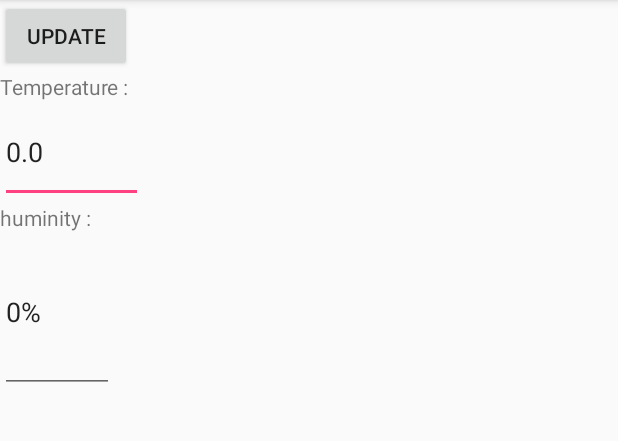
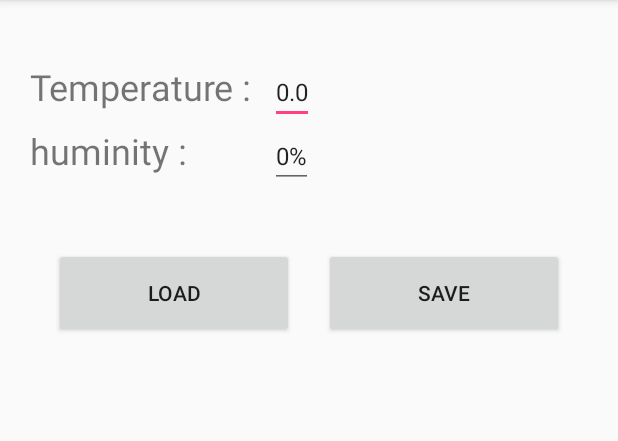
Before and after one commit to JeonSeongBae/LoRaWAN, an Android app: the screen it shows after launch (MainActivity), on a phone screen of 412 x 824 dp, the part 84-525 px from its top. Run offline under Robolectric (Android 15) with nearby library versions, the phone set to English and light mode, and no system bars; our stand-ins replace Firebase (no records; nobody signed in at launch, a user with empty details on screens opened directly); 3 statements that could not run were skipped.

Commit message:
make prototype application

```diff
--- a/Application/app/src/main/java/kaiser/myapplication/MainActivity.java
+++ b/Application/app/src/main/java/kaiser/myapplication/MainActivity.java
@@ -20,9 +20,9 @@ public class MainActivity extends AppCompatActivity {
     FirebaseDatabase firebaseDatabase;
     DatabaseReference databaseReference;
     Context mContext;
-    EditText temperature;
-    EditText huminity;
-    Button update;
+    EditText et_temperature;
+    EditText et_huminity;
+    Button btn_load;
     @Override
     protected void onCreate(Bundle savedInstanceState) {
         super.onCreate(savedInstanceState);
@@ -30,19 +30,32 @@ public class MainActivity extends AppCompatActivity {
         firebaseDatabase = FirebaseDatabase.getInstance();
         databaseReference = firebaseDatabase.getReference();
         mContext = this;
-        temperature = findViewById(R.id.temperature);
-        huminity = findViewById(R.id.huminity);
-        update = findViewById(R.id.updateButton);
+        et_temperature = findViewById(R.id.et_temperature);
+        et_huminity = findViewById(R.id.et_huminity);
+        btn_load = findViewById(R.id.btn_load);
+        databaseReference.child("users").child("name").addValueEventListener(new ValueEventListener() {
+            @Override
+            public void onDataChange(DataSnapshot dataSnapshot) {
+                HashMap<String, Double> name = (HashMap<String, Double>) dataSnapshot.getValue();
+                et_temperature.setText(String.valueOf(name.get("temperature"))+"°F");
+                et_huminity.setText(String.valueOf(name.get("huminity"))+"%");
+                Toast.makeText(mContext, String.valueOf(name.get("temperature"))+"\n"+String.valueOf(name.get("huminity")), Toast.LENGTH_LONG).show();
+            }
 
-        update.setOnClickListener(new View.OnClickListener() {
+            @Override
+            public void onCancelled(DatabaseError databaseError) {
+
+            }
+        });
+        btn_load.setOnClickListener(new View.OnClickListener() {
             @Override
             public void onClick(View v) {
                 databaseReference.child("users").child("name").addListenerForSingleValueEvent(new ValueEventListener() {
                     @Override
                     public void onDataChange(DataSnapshot dataSnapshot) {
                         HashMap<String, Double> name = (HashMap<String, Double>) dataSnapshot.getValue();
-                        temperature.setText(String.valueOf(name.get("temperature")));
-                        huminity.setText(String.valueOf(name.get("huminity")));
+                        et_temperature.setText(String.valueOf(name.get("temperature"))+"°F");
+                        et_huminity.setText(String.valueOf(name.get("huminity"))+"%");
                         Toast.makeText(mContext, String.valueOf(name.get("temperature"))+"\n"+String.valueOf(name.get("huminity")), Toast.LENGTH_LONG).show();
                     }
 
--- a/Application/app/src/main/res/layout/activity_main.xml
+++ b/Application/app/src/main/res/layout/activity_main.xml
@@ -3,46 +3,78 @@
     xmlns:app="http://schemas.android.com/apk/res-auto"
     xmlns:tools="http://schemas.android.com/tools"
     android:layout_width="match_parent"
+    android:layout_marginTop="40dp"
     android:layout_height="match_parent"
     android:orientation="vertical"
+    android:textAlignment="center"
     tools:context="kaiser.myapplication.MainActivity">
 
-    <Button
-        android:id="@+id/updateButton"
-        android:layout_width="wrap_content"
+    <LinearLayout
+        android:id="@+id/ll_first"
+        android:layout_marginLeft="20dp"
+        android:layout_width="match_parent"
         android:layout_height="wrap_content"
-        android:text="update"
-        tools:layout_editor_absoluteX="148dp"
-        tools:layout_editor_absoluteY="368dp" />
-
+        android:textAlignment="center"
+        android:orientation="horizontal">
         <TextView
-        android:layout_width="wrap_content"
+            android:id="@+id/tv_temperature"
+            android:layout_width="160dp"
             android:layout_height="wrap_content"
             android:text="Temperature : "
+            android:textSize="24dp"
             tools:layout_editor_absoluteX="16dp"
             tools:layout_editor_absoluteY="175dp" />
 
         <EditText
-        android:id="@+id/temperature"
-        android:layout_width="95dp"
-        android:layout_height="68dp"
-        android:text="0.0"
-        tools:layout_editor_absoluteX="46dp"
-        tools:layout_editor_absoluteY="224dp" />
-
-    <TextView
+            android:id="@+id/et_temperature"
             android:layout_width="wrap_content"
             android:layout_height="wrap_content"
+            android:textSize="16dp"
+            android:text="0.0" />
+    </LinearLayout>
+
+    <LinearLayout
+        android:id="@+id/ll_second"
+        android:layout_marginLeft="20dp"
+        android:layout_width="match_parent"
+        android:layout_height="wrap_content"
+        android:orientation="horizontal">
+        <TextView
+            android:id="@+id/tv_huminity"
+            android:layout_width="160dp"
+            android:layout_height="wrap_content"
             android:text="huminity : "
-        tools:layout_editor_absoluteX="236dp"
-        tools:layout_editor_absoluteY="175dp" />
+            android:textSize="24dp" />
 
         <EditText
-        android:id="@+id/huminity"
-        android:layout_width="76dp"
-        android:layout_height="107dp"
-        android:text="0%"
-        tools:layout_editor_absoluteX="247dp"
-        tools:layout_editor_absoluteY="262dp" />
+            android:id="@+id/et_huminity"
+            android:layout_width="wrap_content"
+            android:layout_height="wrap_content"
+            android:textSize="16dp"
+            android:text="0%"/>
+    </LinearLayout>
 
+    <LinearLayout
+        android:id="@+id/ll_third"
+        android:layout_marginTop="40dp"
+        android:layout_gravity="center"
+        android:layout_width="wrap_content"
+        android:layout_height="wrap_content"
+        android:orientation="horizontal"
+        android:textAlignment="center">
+
+        <Button
+            android:id="@+id/btn_load"
+            android:layout_width="160dp"
+            android:layout_marginRight="10dp"
+            android:layout_height="60dp"
+            android:text="Load" />
+
+        <Button
+            android:id="@+id/btn_save"
+            android:layout_marginLeft="10dp"
+            android:layout_width="160dp"
+            android:layout_height="60dp"
+            android:text="Save" />
     </LinearLayout>
+</LinearLayout>
```
Lines whose indentation alone changed are shown as unchanged.
